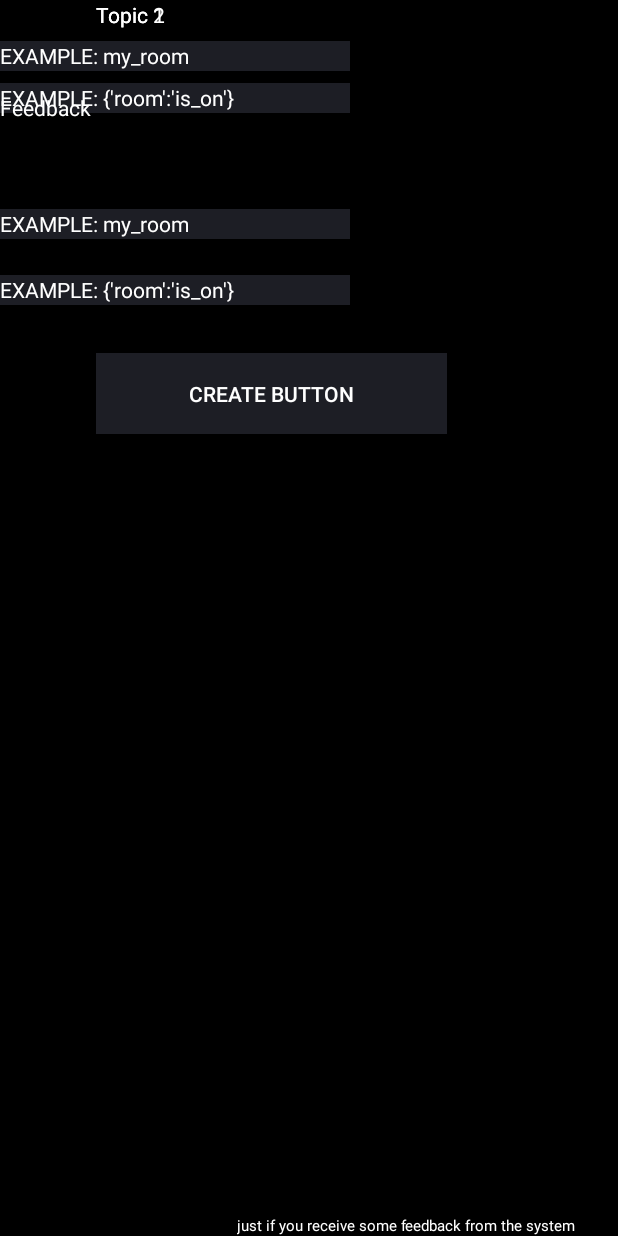
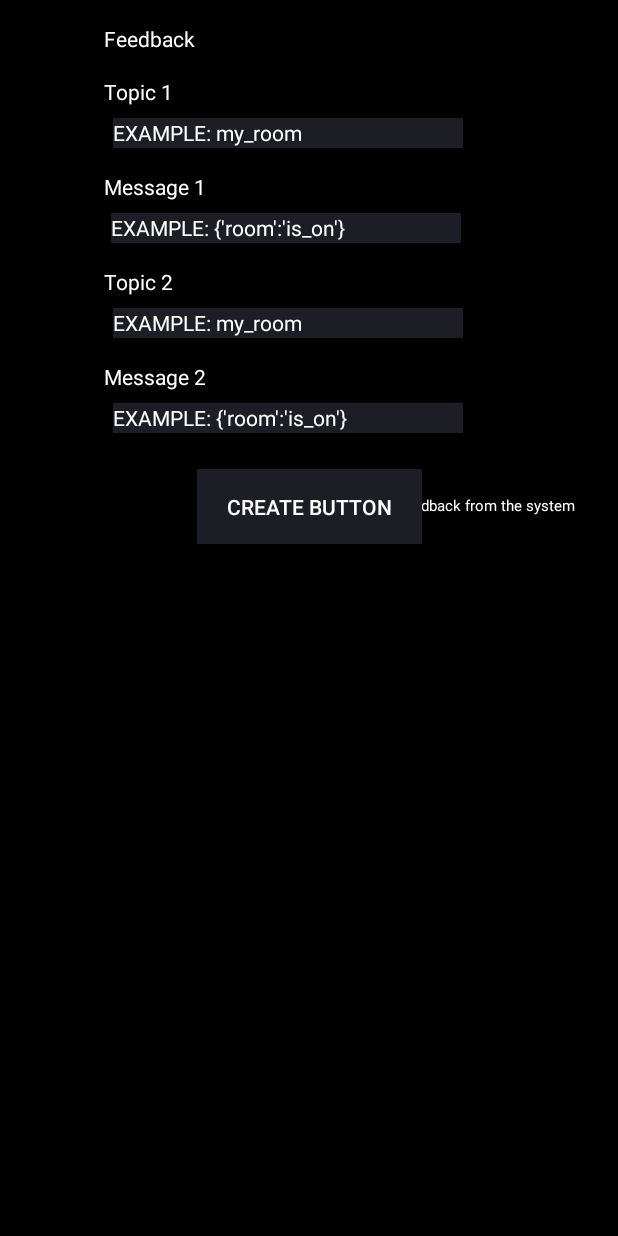
Before and after one commit to LuisftSilva/mqtt-messenger, an Android app: the layout fragment_feedback.xml on its own in the app's theme, with its tools: preview values and no code run, on a phone screen of 412 x 824 dp. Run offline under Robolectric (Android 15) with nearby library versions, the phone set to English and light mode, and no system bars.

Commit message:
changes in fragment_feedback

```diff
--- a/app/src/main/res/layout/fragment_feedback.xml
+++ b/app/src/main/res/layout/fragment_feedback.xml
@@ -9,48 +9,78 @@
 
 
     <TextView
+        android:id="@+id/textView20"
+        android:layout_width="wrap_content"
+        android:layout_height="wrap_content"
+        android:layout_marginTop="16dp"
+        android:text="@string/message2"
+        android:textColor="@color/white"
+        app:layout_constraintEnd_toEndOf="parent"
+        app:layout_constraintHorizontal_bias="0.202"
+        app:layout_constraintStart_toStartOf="parent"
+        app:layout_constraintTop_toBottomOf="@+id/textView6" />
+
+    <TextView
+        android:id="@+id/textView13"
+        android:layout_width="wrap_content"
+        android:layout_height="wrap_content"
+        android:layout_marginTop="16dp"
+        android:text="@string/message1"
+        android:textColor="@color/white"
+        app:layout_constraintEnd_toEndOf="parent"
+        app:layout_constraintHorizontal_bias="0.202"
+        app:layout_constraintStart_toStartOf="parent"
+        app:layout_constraintTop_toBottomOf="@+id/textView18" />
+
+    <TextView
         android:id="@+id/textView2"
         android:layout_width="wrap_content"
         android:layout_height="wrap_content"
-        android:layout_marginLeft="64dp"
-        android:layout_marginStart="64dp"
+        android:layout_marginTop="16dp"
         android:text="@string/topic2"
         android:textColor="@color/white"
+        app:layout_constraintEnd_toEndOf="parent"
+        app:layout_constraintHorizontal_bias="0.189"
         app:layout_constraintStart_toStartOf="parent"
-        tools:layout_editor_absoluteY="209dp" />
+        app:layout_constraintTop_toBottomOf="@+id/textView12" />
 
     <TextView
         android:id="@+id/textView6"
         android:layout_width="233dp"
         android:layout_height="20dp"
-        android:layout_marginTop="120dp"
+        android:layout_marginTop="8dp"
         android:background="@color/grey"
         android:text="@string/topic_example"
         android:textColor="@color/white"
-        app:layout_constraintTop_toBottomOf="@+id/textView19"
-        tools:layout_editor_absoluteX="64dp" />
+        app:layout_constraintEnd_toEndOf="parent"
+        app:layout_constraintHorizontal_bias="0.423"
+        app:layout_constraintStart_toStartOf="parent"
+        app:layout_constraintTop_toBottomOf="@+id/textView2" />
 
     <TextView
         android:id="@+id/textView8"
         android:layout_width="233dp"
         android:layout_height="20dp"
-        android:layout_marginTop="136dp"
+        android:layout_marginTop="8dp"
         android:background="@color/grey"
         android:text="@string/feedback_example"
         android:textColor="@color/white"
-        app:layout_constraintTop_toBottomOf="@+id/textView18"
-        tools:layout_editor_absoluteX="64dp" />
+        app:layout_constraintEnd_toEndOf="parent"
+        app:layout_constraintHorizontal_bias="0.423"
+        app:layout_constraintStart_toStartOf="parent"
+        app:layout_constraintTop_toBottomOf="@+id/textView20" />
 
     <TextView
         android:id="@+id/textView19"
         android:layout_width="wrap_content"
         android:layout_height="wrap_content"
-        android:layout_marginLeft="64dp"
-        android:layout_marginStart="64dp"
+        android:layout_marginTop="16dp"
         android:text="@string/topic1"
         android:textColor="@color/white"
+        app:layout_constraintEnd_toEndOf="parent"
+        app:layout_constraintHorizontal_bias="0.189"
         app:layout_constraintStart_toStartOf="parent"
-        tools:layout_editor_absoluteY="105dp" />
+        app:layout_constraintTop_toBottomOf="@+id/textView11" />
 
     <TextView
         android:id="@+id/textView18"
@@ -60,35 +90,38 @@
         android:background="@color/grey"
         android:text="@string/topic_example"
         android:textColor="@color/white"
-            app:layout_constraintTop_toBottomOf="@+id/textView19"
-            tools:layout_editor_absoluteX="66dp" />
+        app:layout_constraintEnd_toEndOf="parent"
+        app:layout_constraintHorizontal_bias="0.423"
+        app:layout_constraintStart_toStartOf="parent"
+        app:layout_constraintTop_toBottomOf="@+id/textView19" />
 
     <Button
         android:id="@+id/button4"
-        android:layout_width="234dp"
-        android:layout_height="54dp"
-        android:layout_marginLeft="64dp"
-        android:layout_marginStart="64dp"
-        android:layout_marginTop="160dp"
+        android:layout_width="150dp"
+        android:layout_height="50dp"
+        android:layout_marginTop="24dp"
         android:background="@color/grey"
         android:text="@string/create_button"
         android:textColor="@color/white"
-        app:layout_constraintEnd_toEndOf="@+id/button3"
-        app:layout_constraintHorizontal_bias="0.039"
+        app:layout_constraintEnd_toEndOf="parent"
         app:layout_constraintStart_toStartOf="parent"
-        app:layout_constraintTop_toBottomOf="@+id/textView12" />
+        app:layout_constraintTop_toBottomOf="@+id/textView8" />
 
     <TextView
         android:id="@+id/textView14"
         android:layout_width="wrap_content"
         android:layout_height="wrap_content"
-        android:layout_marginEnd="28dp"
-        android:layout_marginRight="28dp"
+        android:layout_marginBottom="480dp"
+        android:layout_marginEnd="8dp"
+        android:layout_marginLeft="8dp"
+        android:layout_marginRight="8dp"
+        android:layout_marginStart="8dp"
         android:text="@string/feedback_"
         android:textColor="@color/white"
         android:textSize="10dp"
         app:layout_constraintBottom_toBottomOf="parent"
-        app:layout_constraintEnd_toEndOf="parent" />
+        app:layout_constraintEnd_toEndOf="parent"
+        app:layout_constraintStart_toEndOf="@+id/textView11" />
 
     <TextView
         android:id="@+id/textView12"
@@ -98,19 +131,23 @@
         android:background="@color/grey"
         android:text="@string/feedback_example"
         android:textColor="@color/white"
-            app:layout_constraintTop_toBottomOf="@+id/textView18"
-            tools:layout_editor_absoluteX="66dp" />
+        app:layout_constraintEnd_toEndOf="parent"
+        app:layout_constraintHorizontal_bias="0.414"
+        app:layout_constraintStart_toStartOf="parent"
+        app:layout_constraintTop_toBottomOf="@+id/textView13" />
 
     <TextView
         android:id="@+id/textView11"
         android:layout_width="wrap_content"
         android:layout_height="wrap_content"
-        android:layout_marginTop="8dp"
+        android:layout_marginTop="16dp"
         android:text="@string/feedback"
         android:textColor="@color/white"
         app:layout_constraintBottom_toBottomOf="parent"
+        app:layout_constraintEnd_toEndOf="parent"
+        app:layout_constraintHorizontal_bias="0.198"
+        app:layout_constraintStart_toStartOf="parent"
         app:layout_constraintTop_toTopOf="parent"
-        app:layout_constraintVertical_bias="0.068"
-        tools:layout_editor_absoluteX="64dp" />
+        app:layout_constraintVertical_bias="0.0" />
 
 </android.support.constraint.ConstraintLayout>
--- a/app/src/main/res/values/strings.xml
+++ b/app/src/main/res/values/strings.xml
@@ -45,7 +45,11 @@
 
     <string name="topic1">Topic 1</string>
 
+    <string name="message1">Message 1</string>
+
     <string name="topic2">Topic 2</string>
+
+    <string name="message2">Message 2</string>
 
     <string name="feedback_example">EXAMPLE: {\'room':'is_on\'}</string>
 
```
Lines whose indentation alone changed are shown as unchanged.
